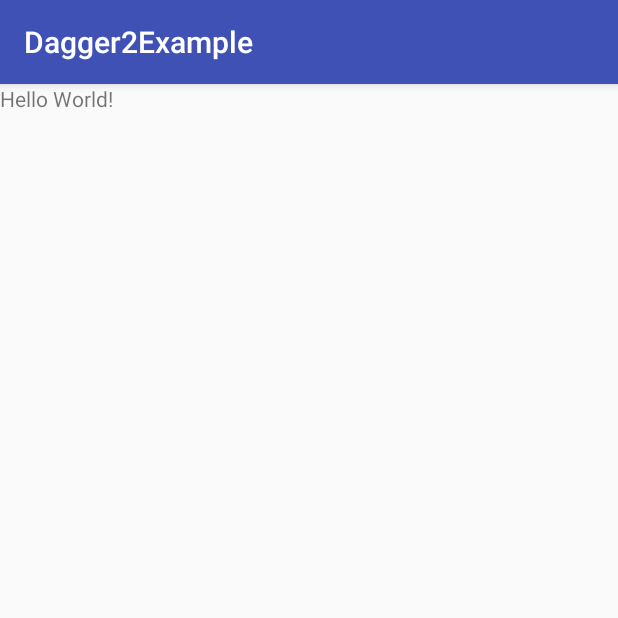
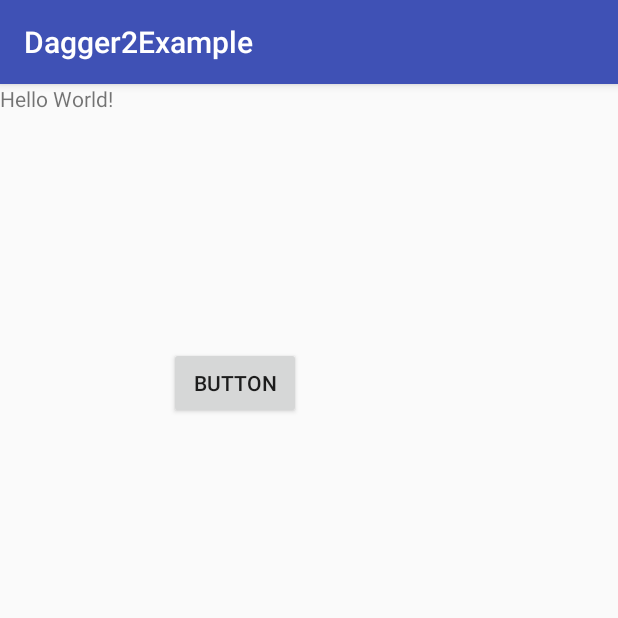
Before and after one commit to banziha104/Dagger2Example, an Android app: the screen it shows after launch (MainActivity), on a phone screen of 412 x 824 dp, the top half of it. Run offline under Robolectric (Android 15) with nearby library versions, the phone set to English and light mode, and no system bars; our stand-ins replace Dagger/Hilt's generated code.

```diff
--- a/app/src/main/java/com/example/iyeongjun/dagger2example/MainActivity.kt
+++ b/app/src/main/java/com/example/iyeongjun/dagger2example/MainActivity.kt
@@ -2,11 +2,16 @@ package com.example.iyeongjun.dagger2example
 
 import android.os.Bundle
 import android.util.Log
+import android.util.Log.d
+import android.util.Log.v
 import com.example.iyeongjun.dagger2example.mainDi.MsgModel
 import com.example.iyeongjun.dagger2example.subDi.IntModel
 import com.example.iyeongjun.dagger2example.subDi.IntModule
 import dagger.android.support.DaggerAppCompatActivity
+import kotlinx.android.synthetic.main.activity_main.*
 import org.jetbrains.anko.custom.ankoView
+import org.jetbrains.anko.intentFor
+import org.jetbrains.anko.startActivity
 import javax.inject.Inject
 import javax.inject.Named
 
@@ -22,10 +27,14 @@ class MainActivity : DaggerAppCompatActivity(){
         super.onCreate(savedInstanceState)
         setContentView(R.layout.activity_main)
 
-        Log.d("Main","${msgModel.str} 이 호출이 되더냐")
-        Log.d("Main","${msgModel2.str} 자아아아알 되더냐")
-        Log.d("Main","${intModel.num} 은 십")
+        d("Main","${msgModel.str} 이 호출이 되더냐")
+        d("Main","${msgModel2.str} 자아아아알 되더냐")
+        d("Main","${intModel.num} 은 십")
 
         intModel.num = 30
+
+        btnGoSecond.setOnClickListener{
+            startActivity<SecondActivity>()
+        }
     }
 }
--- a/app/src/main/java/com/example/iyeongjun/dagger2example/SecondActivity.kt
+++ b/app/src/main/java/com/example/iyeongjun/dagger2example/SecondActivity.kt
@@ -2,6 +2,7 @@ package com.example.iyeongjun.dagger2example
 
 import android.os.Bundle
 import android.util.Log
+import android.util.Log.d
 import com.example.iyeongjun.dagger2example.subDi.IntModel
 import dagger.android.support.DaggerAppCompatActivity
 import javax.inject.Inject
@@ -11,7 +12,7 @@ class SecondActivity : DaggerAppCompatActivity() {
     override fun onCreate(savedInstanceState: Bundle?) {
         super.onCreate(savedInstanceState)
         setContentView(R.layout.activity_second)
-        Log.d("Second","${intModel.num} 이 바뀌었습니까")
+        d("Second","${intModel.num} 이 바뀌었습니까")
     }
 
 }
--- a/app/src/main/java/com/example/iyeongjun/dagger2example/di/AppComponent.kt
+++ b/app/src/main/java/com/example/iyeongjun/dagger2example/di/AppComponent.kt
@@ -2,7 +2,9 @@ package com.example.iyeongjun.dagger2example.di
 
 import android.content.Context
 import com.example.iyeongjun.dagger2example.Dagger2ExampleApp
-import com.example.iyeongjun.dagger2example.subDi.ToMainComponetModule
+import com.example.iyeongjun.dagger2example.mainDi.MsgSubMoudle
+import com.example.iyeongjun.dagger2example.rxDi.RxSubModule
+import com.example.iyeongjun.dagger2example.subDi.IntSubModule
 import dagger.BindsInstance
 import dagger.Component
 import dagger.android.AndroidInjector
@@ -12,7 +14,7 @@ import dagger.android.support.AndroidSupportInjectionModule
  * Created by iyeongjun on 2018. 3. 4..
  */
 
-@Component(modules = arrayOf(ToMainComponetModule::class,ActivityBinder::class, AndroidSupportInjectionModule::class,AppModule::class))
+@Component(modules = arrayOf(ActivityBinder::class, AndroidSupportInjectionModule::class,AppModule::class,RxSubModule::class,MsgSubMoudle::class,IntSubModule::class))
 interface AppComponent : AndroidInjector<Dagger2ExampleApp>{
 
     @Component.Builder
--- a/app/src/main/java/com/example/iyeongjun/dagger2example/subDi/ToMainComponetModule.kt
+++ b/app/src/main/java/com/example/iyeongjun/dagger2example/subDi/IntSubModule.kt
@@ -7,4 +7,4 @@ import dagger.Module
  */
 
 @Module(subcomponents = arrayOf(IntComponent::class))
-class ToMainComponetModule
+class IntSubModule
--- a/app/src/main/res/layout/activity_main.xml
+++ b/app/src/main/res/layout/activity_main.xml
@@ -11,4 +11,16 @@
         android:text="Hello World!"
         android:id="@+id/textView" />
 
+    <Button
+        android:id="@+id/btnGoSecond"
+        android:layout_width="wrap_content"
+        android:layout_height="wrap_content"
+        android:layout_below="@+id/textView"
+        android:layout_marginLeft="37dp"
+        android:layout_marginStart="37dp"
+        android:layout_marginTop="156dp"
+        android:layout_toEndOf="@+id/textView"
+        android:layout_toRightOf="@+id/textView"
+        android:text="Button" />
+
 </RelativeLayout>
```
Also changed, not shown: app/src/main/java/com/example/iyeongjun/dagger2example/mainDi/ApplicationScope.kt (deleted, +0 -11 lines), app/src/main/java/com/example/iyeongjun/dagger2example/mainDi/MsgSubMoudle.kt (added, +10 -0 lines), app/src/main/java/com/example/iyeongjun/dagger2example/rxDi/RxComponent.kt (added, +19 -0 lines), app/src/main/java/com/example/iyeongjun/dagger2example/rxDi/RxModel.kt (added, +9 -0 lines), app/src/main/java/com/example/iyeongjun/dagger2example/rxDi/RxModule.kt (added, +18 -0 lines), app/src/main/java/com/example/iyeongjun/dagger2example/rxDi/RxSubModule.kt (added, +11 -0 lines).
